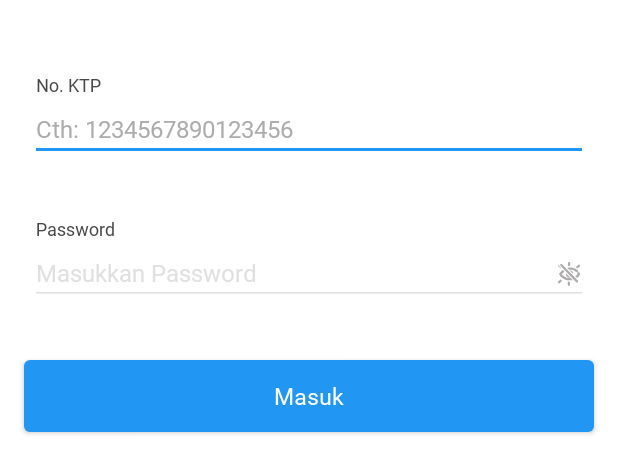
After one commit to IvonKhalif/SIDESA, an Android app: the layout activity_login.xml on its own in the app's theme, with its tools: preview values and no code run, on a phone screen of 412 x 824 dp. The commit adds this screen. Shown: the top 473 px of the screen. Run offline under Robolectric (Android 15) with nearby library versions, the phone set to English and light mode, and no system bars.

Commit message:
Add Login View

```diff
--- /dev/null
+++ b/app/src/main/java/com/gov/sidesa/ui/widget/InputTextViewWidget.kt
@@ -0,0 +1,195 @@
+package com.gov.sidesa.ui.widget
+
+import android.annotation.SuppressLint
+import android.content.Context
+import android.graphics.PorterDuff
+import android.text.InputFilter
+import android.text.InputType
+import android.text.method.PasswordTransformationMethod
+import android.util.AttributeSet
+import android.view.*
+import android.widget.EditText
+import android.widget.LinearLayout
+import android.widget.TextView
+import androidx.annotation.DrawableRes
+import androidx.core.content.ContextCompat
+import com.gov.sidesa.R
+import com.gov.sidesa.databinding.InputTextViewBinding
+import com.gov.sidesa.utils.Asterisk
+import com.jakewharton.rxbinding4.widget.afterTextChangeEvents
+
+class InputTextViewWidget @JvmOverloads constructor(
+    context: Context, attrs: AttributeSet? = null
+) : LinearLayout(context, attrs) {
+
+    var binding: InputTextViewBinding
+    var isPasswordVisible = true
+
+    fun title(): TextView = binding.textTitle
+
+    open fun value(): EditText = binding.inputValue
+
+    fun message(): TextView = binding.textMessage
+
+    init {
+        val layoutInflater = LayoutInflater.from(context)
+        binding = InputTextViewBinding.inflate(layoutInflater, this, false)
+        addView(binding.root)
+
+        val typeArray = context.obtainStyledAttributes(
+            attrs,
+            R.styleable.InputTextViewWidget,
+            0,
+            0
+        )
+
+        var hint = typeArray.getText(R.styleable.InputTextViewWidget_hint)
+        var label = typeArray.getText(R.styleable.InputTextViewWidget_label)
+        var isMandatoryLabel =
+            typeArray.getBoolean(R.styleable.InputTextViewWidget_showMandatoryLabel, false)
+        val inputTypeFlag = typeArray.getInt(R.styleable.InputTextViewWidget_inputType, 0)
+        val isShowHidePassword = typeArray.getBoolean(R.styleable.InputTextViewWidget_isShowHidePassword, true)
+        val maxLength = typeArray.getInt(R.styleable.InputTextViewWidget_maxLength, -1)
+
+        if (hint.isNullOrEmpty()) {
+            hint = "Fill your hint here"
+        } else if (label.isNullOrEmpty()) {
+            label = "Label"
+        }
+
+        typeArray.recycle()
+
+        setAttribute(
+            label.toString(),
+            isMandatoryLabel,
+            hint.toString(),
+            inputTypeFlag,
+            isShowHidePassword,
+            maxLength
+        )
+    }
+
+    private fun setAttribute(
+        label: String,
+        isMandatoryLabel: Boolean,
+        hint: String,
+        inputTypeFlag: Int,
+        isShowHidePassword: Boolean,
+        maxLength: Int
+    ) {
+        val inputFilter = mutableListOf<InputFilter>()
+        if (maxLength > -1) {
+            inputFilter.add(InputFilter.LengthFilter(maxLength))
+        }
+
+        value().filters = inputFilter.toTypedArray()
+        value().hint = hint
+        title().text = label
+        value().compoundDrawablePadding = 24
+        setInputType(inputTypeFlag, isShowHidePassword)
+
+        if (isMandatoryLabel) {
+            binding.mandatoryCaption.visibility = View.VISIBLE
+        } else {
+            binding.mandatoryCaption.visibility = View.GONE
+        }
+
+    }
+
+    private fun setInputType(inputTypeFlag: Int, isShowHidePassword: Boolean) {
+        when (inputTypeFlag) {
+            0 -> value().inputType =
+                InputType.TYPE_CLASS_TEXT or InputType.TYPE_TEXT_VARIATION_NORMAL
+            1 -> value().inputType =
+                InputType.TYPE_CLASS_TEXT or InputType.TYPE_TEXT_VARIATION_EMAIL_ADDRESS
+            2 -> value().inputType =
+                InputType.TYPE_CLASS_NUMBER or InputType.TYPE_NUMBER_VARIATION_NORMAL
+            3 -> value().inputType =
+                InputType.TYPE_CLASS_NUMBER or InputType.TYPE_NUMBER_FLAG_DECIMAL
+            4 -> setInputPassword(isShowHidePassword)
+        }
+    }
+
+    @SuppressLint("ClickableViewAccessibility")
+    private fun setInputPassword(isShowHidePassword: Boolean) {
+        value().inputType =
+            InputType.TYPE_CLASS_TEXT or InputType.TYPE_TEXT_VARIATION_PASSWORD
+
+        value().transformationMethod = Asterisk()
+
+        if (!isShowHidePassword) {
+            value().setCompoundDrawablesWithIntrinsicBounds(
+                0,
+                0,
+                0,
+                0
+            )
+            value().setTextAppearance(context, R.style.LargePassword)
+            return
+        }
+
+        value().setCompoundDrawablesWithIntrinsicBounds(
+            0,
+            0,
+            R.drawable.ic_visibility_off,
+            0
+        )
+        value().setOnTouchListener { _, motionEvent ->
+            val DRAWABLE_END = 2
+
+            if (motionEvent.action == MotionEvent.ACTION_UP) {
+                if (motionEvent.rawX >=
+                    (value().right - value().compoundDrawables[DRAWABLE_END].bounds.width())
+                ) {
+                    if (isPasswordVisible) {
+                        setVisibleOrInvisiblePassword(false, null, R.drawable.ic_visibility_on)
+                    } else {
+                        setVisibleOrInvisiblePassword(
+                            true,
+                            PasswordTransformationMethod.getInstance(),
+                            R.drawable.ic_visibility_off
+                        )
+                    }
+                    return@setOnTouchListener true
+                }
+            }
+
+            return@setOnTouchListener false
+        }
+        value().setTextAppearance(context, R.style.LargePassword)
+    }
+
+    private fun setVisibleOrInvisiblePassword(
+        isPasswordVisible: Boolean,
+        transformationMethod: PasswordTransformationMethod?,
+        @DrawableRes iconVisibility: Int
+    ) {
+        this.isPasswordVisible = isPasswordVisible
+        value().transformationMethod = transformationMethod
+        value().text?.length?.let { length ->
+            value().setSelection(length)
+        }
+        value().customSelectionActionModeCallback = object : ActionMode.Callback {
+            override fun onActionItemClicked(
+                actionMode: ActionMode?,
+                menuItem: MenuItem?
+            ): Boolean {
+                return false
+            }
+
+            override fun onCreateActionMode(actionMode: ActionMode?, menu: Menu?): Boolean {
+                return false
+            }
+
+            override fun onPrepareActionMode(actionMode: ActionMode?, menu: Menu?): Boolean {
+                return false
+            }
+
+            override fun onDestroyActionMode(actionMode: ActionMode?) {
+
+            }
+        }
+
+        value().setCompoundDrawablesWithIntrinsicBounds(0, 0, iconVisibility, 0)
+    }
+}
--- /dev/null
+++ b/app/src/main/res/layout/activity_login.xml
@@ -0,0 +1,54 @@
+<?xml version="1.0" encoding="utf-8"?>
+<layout xmlns:android="http://schemas.android.com/apk/res/android"
+    xmlns:app="http://schemas.android.com/apk/res-auto"
+    xmlns:tools="http://schemas.android.com/tools">
+
+    <androidx.constraintlayout.widget.ConstraintLayout
+        android:layout_width="match_parent"
+        android:layout_height="match_parent"
+        tools:context=".ui.login.LoginActivity">
+
+        <com.gov.sidesa.ui.widget.InputTextViewWidget
+            android:id="@+id/input_user_ktp"
+            android:layout_width="0dp"
+            android:layout_height="wrap_content"
+            android:layout_marginLeft="@dimen/margin_component"
+            android:layout_marginTop="32dp"
+            android:layout_marginRight="@dimen/margin_component"
+            android:theme="@style/InputBase"
+            app:hint="@string/login_ktp_number_hint"
+            app:label="@string/login_ktp_number_label"
+            app:inputType="textEmailAddress"
+            app:layout_constraintLeft_toLeftOf="parent"
+            app:layout_constraintRight_toRightOf="parent"
+            app:layout_constraintTop_toTopOf="parent" />
+
+        <com.gov.sidesa.ui.widget.InputTextViewWidget
+            android:id="@+id/input_user_password"
+            android:layout_width="0dp"
+            android:layout_height="wrap_content"
+            android:layout_marginLeft="@dimen/margin_component"
+            android:layout_marginRight="@dimen/margin_component"
+            android:theme="@style/InputBase"
+            app:hint="@string/login_password_hint"
+            app:label="@string/login_password_label"
+            app:inputType="textPassword"
+            app:layout_constraintLeft_toLeftOf="parent"
+            app:layout_constraintRight_toRightOf="parent"
+            app:layout_constraintTop_toBottomOf="@id/input_user_ktp"
+            app:layout_goneMarginTop="0dp" />
+
+        <androidx.appcompat.widget.AppCompatButton
+            android:id="@+id/button_login"
+            android:layout_width="0dp"
+            android:layout_height="wrap_content"
+            android:layout_margin="@dimen/margin_container"
+            android:background="@drawable/selector_button_corner_radius_4dp"
+            android:text="Masuk"
+            android:textAppearance="@style/Button"
+            android:textColor="@color/white_FFFFFF"
+            app:layout_constraintLeft_toLeftOf="parent"
+            app:layout_constraintRight_toRightOf="parent"
+            app:layout_constraintTop_toBottomOf="@id/input_user_password" />
+    </androidx.constraintlayout.widget.ConstraintLayout>
+</layout>
--- /dev/null
+++ b/app/src/main/res/layout/input_text_view.xml
@@ -0,0 +1,72 @@
+<?xml version="1.0" encoding="utf-8"?>
+<layout xmlns:android="http://schemas.android.com/apk/res/android"
+    xmlns:app="http://schemas.android.com/apk/res-auto"
+    xmlns:tools="http://schemas.android.com/tools">
+
+    <androidx.constraintlayout.widget.ConstraintLayout
+        android:id="@+id/container_input_field_basic"
+        android:layout_width="match_parent"
+        android:layout_height="wrap_content"
+        android:background="@color/white_FFFFFF">
+
+        <androidx.appcompat.widget.AppCompatTextView
+            android:id="@+id/text_title"
+            android:layout_width="wrap_content"
+            android:layout_height="wrap_content"
+            android:layout_marginStart="@dimen/margin_container"
+            android:layout_marginTop="@dimen/margin_container"
+            android:text="@string/tools_text_label"
+            android:textAppearance="@style/Label"
+            android:textColor="@color/black_484848"
+            app:layout_constraintHorizontal_bias="0"
+            app:layout_constraintHorizontal_chainStyle="packed"
+            app:layout_constraintStart_toStartOf="parent"
+            app:layout_constraintTop_toTopOf="parent" />
+
+        <androidx.appcompat.widget.AppCompatTextView
+            android:id="@+id/mandatory_caption"
+            android:layout_width="wrap_content"
+            android:layout_height="wrap_content"
+            android:layout_marginTop="@dimen/margin_container"
+            android:text="*"
+            android:textAppearance="@style/Label"
+            android:textColor="@color/red_F44336"
+            android:visibility="gone"
+            app:layout_constraintHorizontal_bias="0"
+            app:layout_constraintHorizontal_chainStyle="packed"
+            app:layout_constraintStart_toEndOf="@id/text_title"
+            app:layout_constraintTop_toTopOf="parent" />
+
+        <androidx.appcompat.widget.AppCompatEditText
+            android:id="@+id/input_value"
+            android:layout_width="0dp"
+            android:layout_height="wrap_content"
+            android:layout_marginStart="12dp"
+            android:layout_marginEnd="12dp"
+            android:imeOptions="actionDone"
+            android:inputType=""
+            android:lines="1"
+            android:maxLines="1"
+            android:textAppearance="@style/Large"
+            android:textColor="@color/black_484848"
+            android:textColorHint="@color/gray_ADABAB"
+            android:theme="@style/InputBase"
+            app:layout_constraintEnd_toEndOf="parent"
+            app:layout_constraintStart_toStartOf="parent"
+            app:layout_constraintTop_toBottomOf="@id/text_title" />
+
+        <TextView
+            android:id="@+id/text_message"
+            android:layout_width="match_parent"
+            android:layout_height="wrap_content"
+            android:layout_marginTop="2dp"
+            android:layout_marginStart="@dimen/margin_container"
+            android:fontFamily="@font/firasans_medium"
+            android:textSize="13sp"
+            android:visibility="invisible"
+            app:layout_constraintTop_toBottomOf="@+id/input_value"
+            tools:text="Cannot be empty"
+            tools:textColor="@color/red_F44336"
+            tools:visibility="visible" />
+    </androidx.constraintlayout.widget.ConstraintLayout>
+</layout>
```
Also changed, not shown: app/src/main/AndroidManifest.xml (+6 -3 lines), app/src/main/java/com/gov/sidesa/base/BaseActivity.kt (+11 -11 lines), app/src/main/java/com/gov/sidesa/ui/login/LoginActivity.kt (added, +28 -0 lines), app/src/main/res/values/attrs.xml (+7 -7 lines), app/src/main/res/values/strings.xml (+13 -2 lines).
